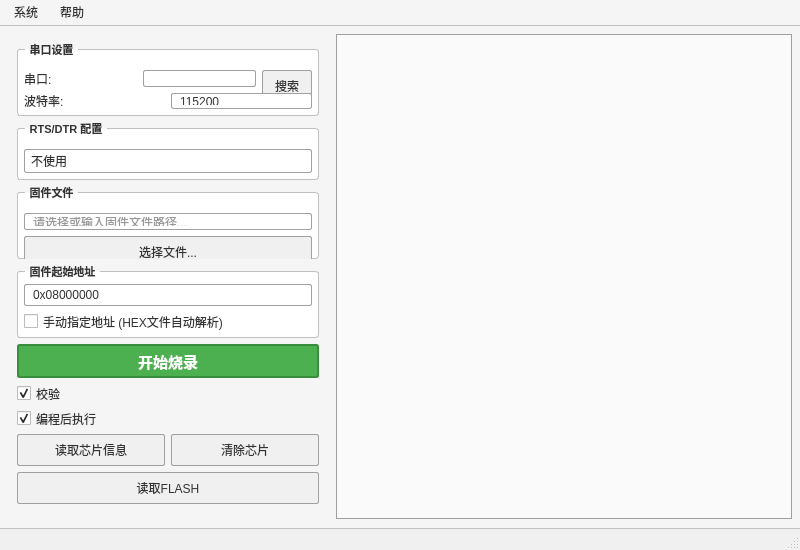
Qt form mainwindow.ui (Jin-OK/QFlyST) before a commit.
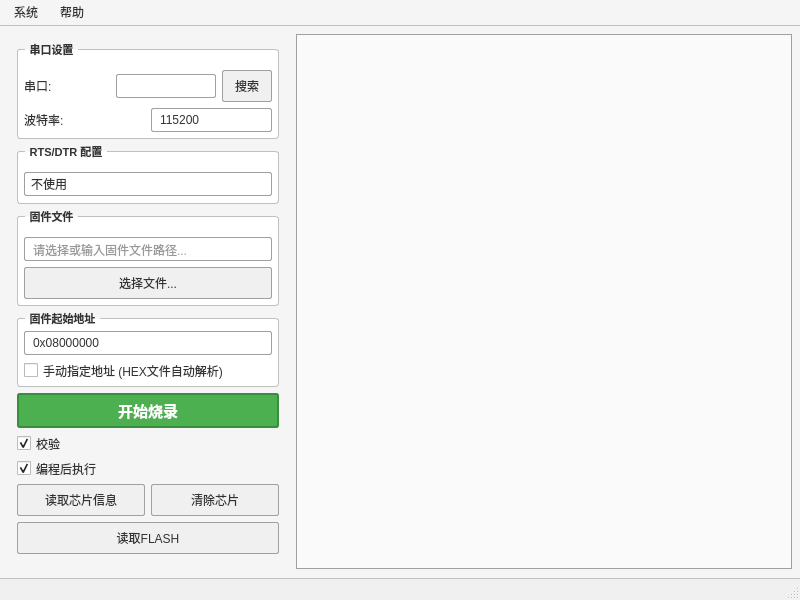
The same form after that commit.

Commit message:
Fix: adjust window size for proper layout
- Default window size: 800x600
- Minimum window size: 800x600 (prevents vertical compression)
- Left panel: 260-280px (original)
- Log view: min 300px (original)

```diff
--- a/mainwindow.ui
+++ b/mainwindow.ui
@@ -7,13 +7,13 @@
     <x>0</x>
     <y>0</y>
     <width>800</width>
-    <height>550</height>
+    <height>600</height>
    </rect>
   </property>
   <property name="minimumSize">
    <size>
-    <width>700</width>
-    <height>550</height>
+    <width>800</width>
+    <height>600</height>
    </size>
   </property>
   <property name="windowTitle">
@@ -120,13 +120,13 @@
      <widget class="QWidget" name="leftPanel" native="true">
       <property name="minimumSize">
        <size>
-        <width>300</width>
+        <width>260</width>
         <height>0</height>
        </size>
       </property>
       <property name="maximumSize">
        <size>
-        <width>320</width>
+        <width>280</width>
         <height>16777215</height>
        </size>
       </property>
@@ -483,7 +483,7 @@
         </property>
         <property name="minimumSize">
          <size>
-          <width>350</width>
+          <width>300</width>
           <height>0</height>
          </size>
         </property>
```
The commit also changes 1 other file.
